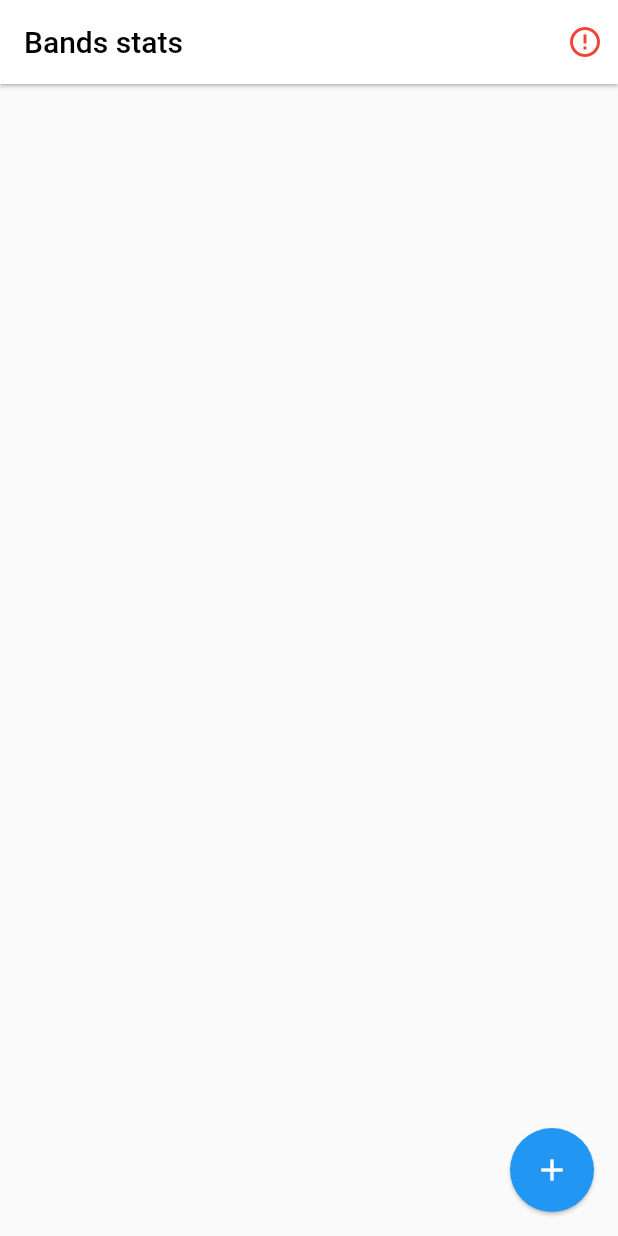
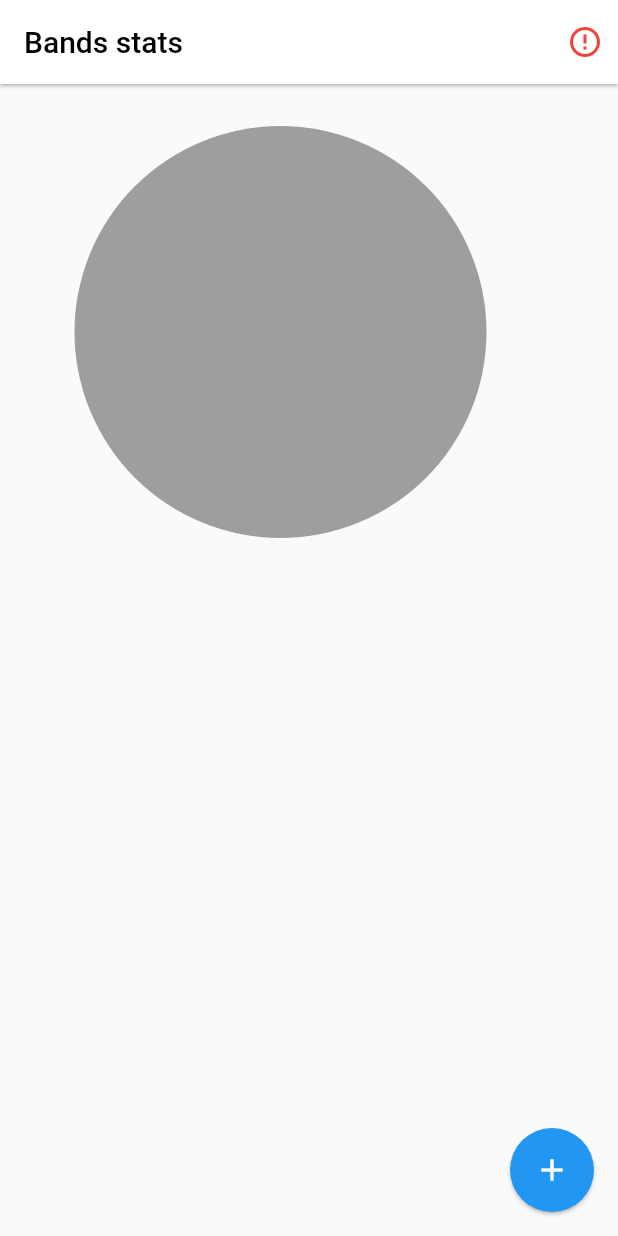
Before and after one commit to HajdukSanchez/Band-Name, a Flutter app: the screen it shows after launch, on a phone screen of 412 x 824 dp. Run offline on Flutter 3.47's test engine with Material 2 defaults, Android fonts, the phone set to English and light mode, and no system bars; drawn by our look-alikes of pie_chart; our stand-ins replace socket_io_client; network calls fail.

Commit message:
:construction: [ADD] Grands

```diff
--- /dev/null
+++ b/lib/components/chart.dart
@@ -0,0 +1,43 @@
+import 'package:band_names/models/band.dart';
+import 'package:flutter/material.dart';
+import 'package:pie_chart/pie_chart.dart';
+
+class Chart extends StatelessWidget {
+  final List data;
+  final String centerText;
+
+  const Chart({Key? key, required this.data, this.centerText = ""})
+      : super(key: key);
+
+  @override
+  Widget build(BuildContext context) {
+    Map<String, double> chartData = {};
+
+    for (Band element in data) {
+      chartData.addAll({element.name: element.votes.toDouble()});
+    }
+
+    return PieChart(
+      dataMap: chartData,
+      animationDuration: const Duration(milliseconds: 800),
+      initialAngleInDegree: 0,
+      chartRadius: MediaQuery.of(context).size.width / 1.5,
+      chartType: ChartType.disc,
+      centerText: centerText,
+      legendOptions: const LegendOptions(
+          showLegends: true,
+          legendTextStyle: TextStyle(fontWeight: FontWeight.w400)),
+      chartValuesOptions: const ChartValuesOptions(
+        showChartValueBackground: false,
+        showChartValues: true,
+        showChartValuesInPercentage: true,
+        showChartValuesOutside: false,
+        chartValueStyle: TextStyle(
+          color: Colors.black,
+          fontWeight: FontWeight.w500,
+          fontSize: 12,
+        ),
+      ),
+    );
+  }
+}
--- a/lib/pages/home.dart
+++ b/lib/pages/home.dart
@@ -1,5 +1,6 @@
 import 'dart:io';
 
+import 'package:band_names/components/chart.dart';
 import 'package:flutter/cupertino.dart';
 import 'package:flutter/material.dart';
 import 'package:band_names/models/band.dart';
@@ -155,10 +156,22 @@ class _HomePageState extends State<HomePage> {
         elevation: 1,
         actions: [StatusIcon(isActive: isConnected)],
       ),
-      body: ListView.builder(
-          //* It is important to add the length of the list rendered
-          itemCount: _bands.length,
-          itemBuilder: (context, index) => BandTile(band: _bands[index])),
+      body: Column(
+        children: [
+          Container(
+            padding: const EdgeInsets.only(top: 20, bottom: 20, left: 10),
+            child: Chart(
+              data: _bands,
+            ),
+          ),
+          Expanded(
+              child: ListView.builder(
+                  //* It is important to add the length of the list rendered
+                  itemCount: _bands.length,
+                  itemBuilder: (context, index) =>
+                      BandTile(band: _bands[index])))
+        ],
+      ),
       floatingActionButton: FloatingActionButton(
         child: const Icon(Icons.add),
         elevation: 1,
--- a/pubspec.yaml
+++ b/pubspec.yaml
@@ -35,6 +35,7 @@ dependencies:
   cupertino_icons: ^1.0.2
   socket_io_client: ^2.0.0-beta.3-nullsafety.0
   provider: ^5.0.0
+  pie_chart: ^5.1.0
 
 dev_dependencies:
   flutter_test:
```
Also changed, not shown: lib/models/band.dart (+3 -4 lines), pubspec.lock.
